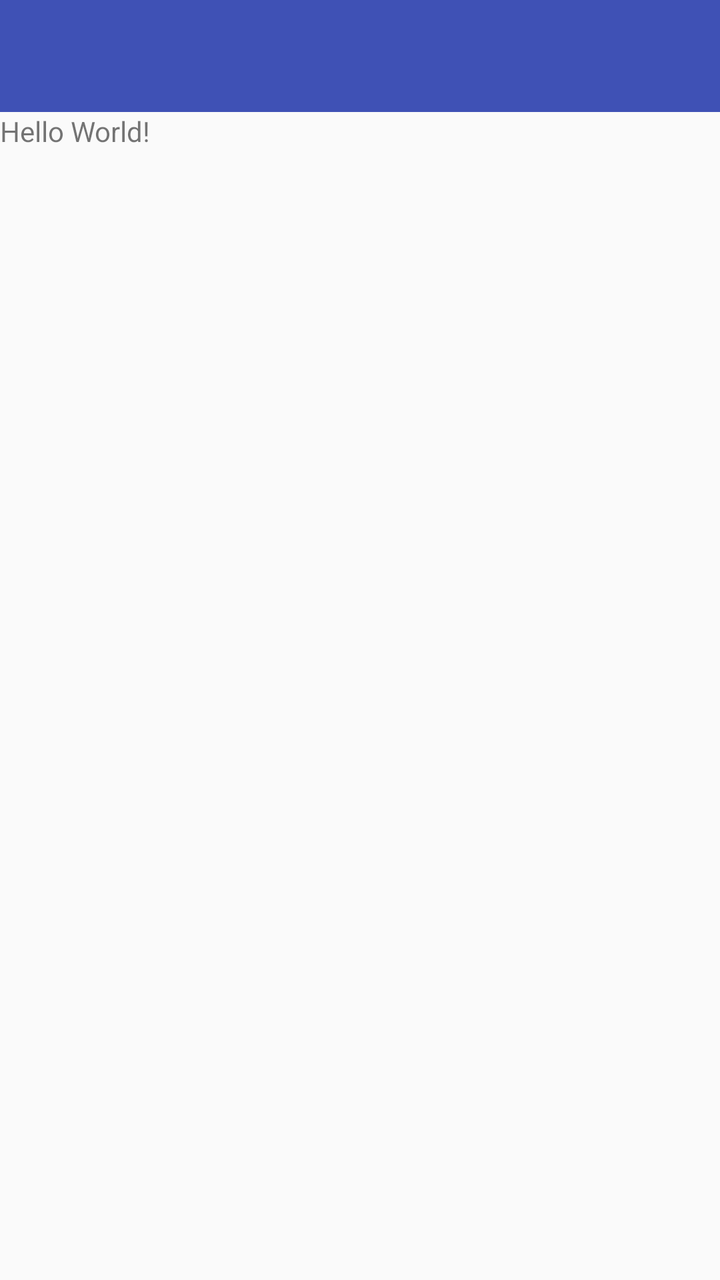
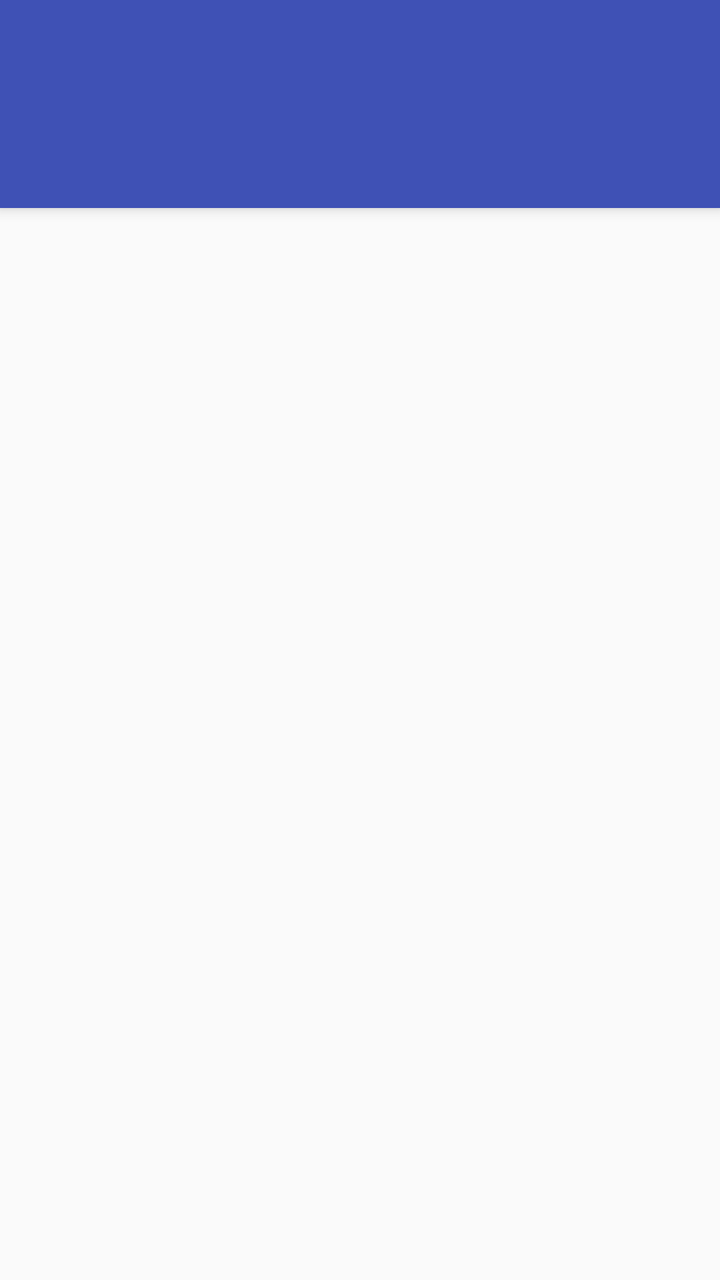

Before-and-after screenshots of an Android layout around one commit, followed by the original layout XML and the change that was made.
<!-- AndroidManifest.xml: application theme AppTheme -->
<!-- res/layout/activity_main.xml -->
<?xml version="1.0" encoding="utf-8"?>
<LinearLayout
    xmlns:android="http://schemas.android.com/apk/res/android"
    xmlns:tools="http://schemas.android.com/tools"
    android:layout_width="match_parent"
    android:layout_height="match_parent"
    android:orientation="vertical"
    tools:context=".MainActivity">

    <include
        layout="@layout/toolbar_main"
        android:id="@+id/toolbar" />

    <TextView
        android:layout_width="wrap_content"
        android:layout_height="wrap_content"
        android:text="Hello World!"
       />

</LinearLayout>
<!-- res/layout/toolbar_main.xml (included above) -->
<androidx.appcompat.widget.Toolbar
    xmlns:android="http://schemas.android.com/apk/res/android"
    android:layout_width="match_parent"
    android:layout_height="?attr/actionBarSize"
    android:background="?attr/colorPrimary"
    android:theme="@style/ThemeOverlay.AppCompat.Dark.ActionBar" />
<!-- resources referenced by this layout -->
<resources>
  <style name="AppTheme" parent="Theme.AppCompat.Light.NoActionBar">
          <item name="colorPrimary">@color/colorPrimary</item>
          <item name="colorPrimaryDark">@color/colorPrimary</item>
          <item name="colorAccent">@color/colorAccent</item>
      </style>
  <color name="colorPrimary">#3F51B5</color>
  <color name="colorAccent">#FF4081</color>
</resources>

<!-- the commit's change to res/layout/activity_main.xml (unified diff, before → after) -->
@@ -1,27 +1,32 @@
 <?xml version="1.0" encoding="utf-8"?>
-<LinearLayout
+<androidx.coordinatorlayout.widget.CoordinatorLayout
     xmlns:android="http://schemas.android.com/apk/res/android"
+    xmlns:app="http://schemas.android.com/apk/res-auto"
     xmlns:tools="http://schemas.android.com/tools"
     android:layout_width="match_parent"
     android:layout_height="match_parent"
-    android:orientation="vertical"
     tools:context=".MainActivity">
 
-    <include
-        layout="@layout/toolbar_main"
-        android:id="@+id/toolbar" />
+    <com.google.android.material.appbar.AppBarLayout
+        android:layout_width="match_parent"
+        android:layout_height="wrap_content"
+        android:theme="@style/ThemeOverlay.AppCompat.Dark.ActionBar">
 
-    <TextView
-        android:layout_width="wrap_content"
-        android:layout_height="wrap_content"
-        android:text="Hello World!"
-       />
+    <androidx.appcompat.widget.Toolbar
+        android:id="@+id/toolbar"
+        android:layout_width="match_parent"
+        android:layout_height="?attr/actionBarSize"
+        app:layout_scrollFlags="scroll|enterAlways"/>
 
-</LinearLayout>
-<!-- res/layout/toolbar_main.xml (included above) -->
-<androidx.appcompat.widget.Toolbar
-    xmlns:android="http://schemas.android.com/apk/res/android"
-    android:layout_width="match_parent"
-    android:layout_height="?attr/actionBarSize"
-    android:background="?attr/colorPrimary"
-    android:theme="@style/ThemeOverlay.AppCompat.Dark.ActionBar" />
+    <com.google.android.material.tabs.TabLayout
+        android:id="@+id/tabs"
+        android:layout_width="match_parent"
+        android:layout_height="wrap_content" />
+    </com.google.android.material.appbar.AppBarLayout>
+    <androidx.viewpager.widget.ViewPager
+        android:id="@+id/pager"
+        android:layout_width="match_parent"
+        android:layout_height="match_parent"
+        app:layout_behavior="@string/appbar_scrolling_view_behavior" />
+
+</androidx.coordinatorlayout.widget.CoordinatorLayout>
